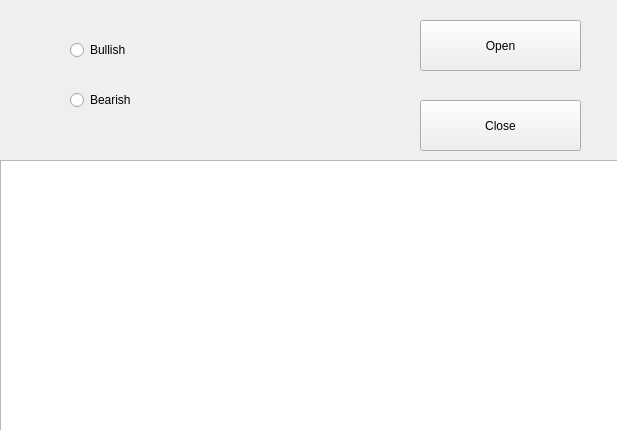
Qt form src/ui/result_view.ui (juneju123/ToolDB) before a commit.
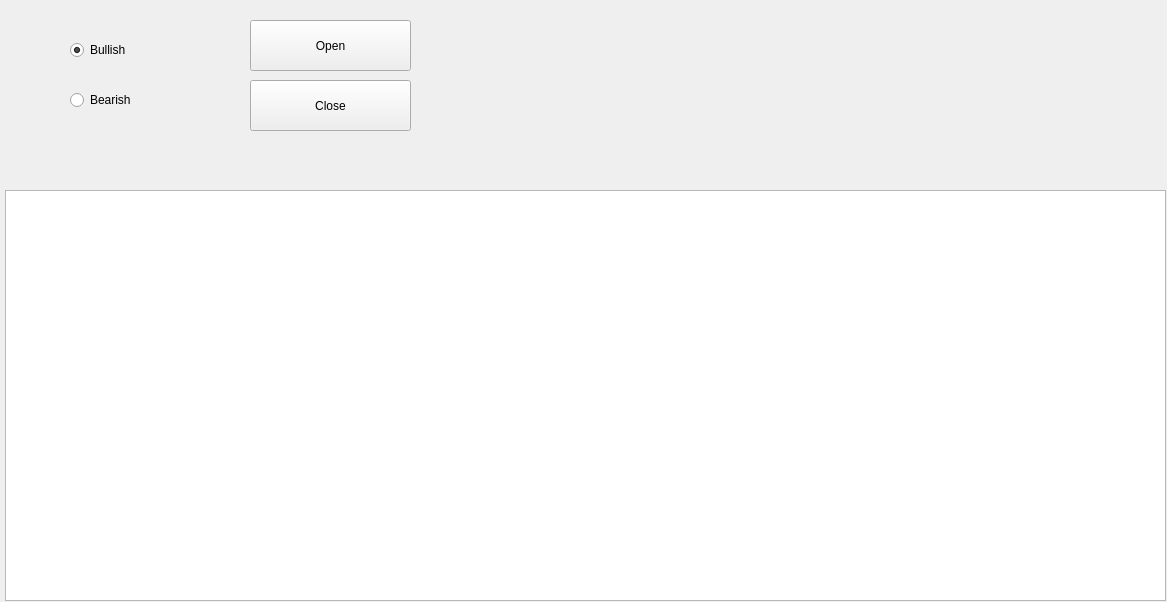
The same form after that commit.

Commit message: show result table

```diff
--- a/src/ui/result_view.ui
+++ b/src/ui/result_view.ui
@@ -6,28 +6,18 @@
    <rect>
     <x>0</x>
     <y>0</y>
-    <width>617</width>
-    <height>430</height>
+    <width>1167</width>
+    <height>602</height>
    </rect>
   </property>
   <property name="windowTitle">
    <string>Form</string>
   </property>
-  <widget class="QTableView" name="result">
-   <property name="geometry">
-    <rect>
-     <x>0</x>
-     <y>160</y>
-     <width>621</width>
-     <height>271</height>
-    </rect>
-   </property>
-  </widget>
   <widget class="QPushButton" name="close">
    <property name="geometry">
     <rect>
-     <x>420</x>
-     <y>100</y>
+     <x>250</x>
+     <y>80</y>
      <width>161</width>
      <height>51</height>
     </rect>
@@ -39,7 +29,7 @@
   <widget class="QPushButton" name="open">
    <property name="geometry">
     <rect>
-     <x>420</x>
+     <x>250</x>
      <y>20</y>
      <width>161</width>
      <height>51</height>
@@ -61,6 +51,9 @@
    <property name="text">
     <string>Bullish</string>
    </property>
+   <property name="checked">
+    <bool>true</bool>
+   </property>
   </widget>
   <widget class="QRadioButton" name="radioButton_2">
    <property name="geometry">
@@ -75,6 +68,37 @@
     <string>Bearish</string>
    </property>
   </widget>
+  <widget class="QTableView" name="result_table">
+   <property name="geometry">
+    <rect>
+     <x>5</x>
+     <y>190</y>
+     <width>1161</width>
+     <height>411</height>
+    </rect>
+   </property>
+   <property name="sizePolicy">
+    <sizepolicy hsizetype="Preferred" vsizetype="Preferred">
+     <horstretch>0</horstretch>
+     <verstretch>0</verstretch>
+    </sizepolicy>
+   </property>
+   <property name="sizeAdjustPolicy">
+    <enum>QAbstractScrollArea::AdjustToContentsOnFirstShow</enum>
+   </property>
+   <property name="sortingEnabled">
+    <bool>true</bool>
+   </property>
+   <attribute name="horizontalHeaderCascadingSectionResizes">
+    <bool>true</bool>
+   </attribute>
+   <attribute name="horizontalHeaderStretchLastSection">
+    <bool>true</bool>
+   </attribute>
+   <attribute name="verticalHeaderCascadingSectionResizes">
+    <bool>true</bool>
+   </attribute>
+  </widget>
  </widget>
  <resources/>
  <connections/>
```
Left out of the diff: 8 changed lines with no effect on the pictures. The commit also changes 4 other files.
